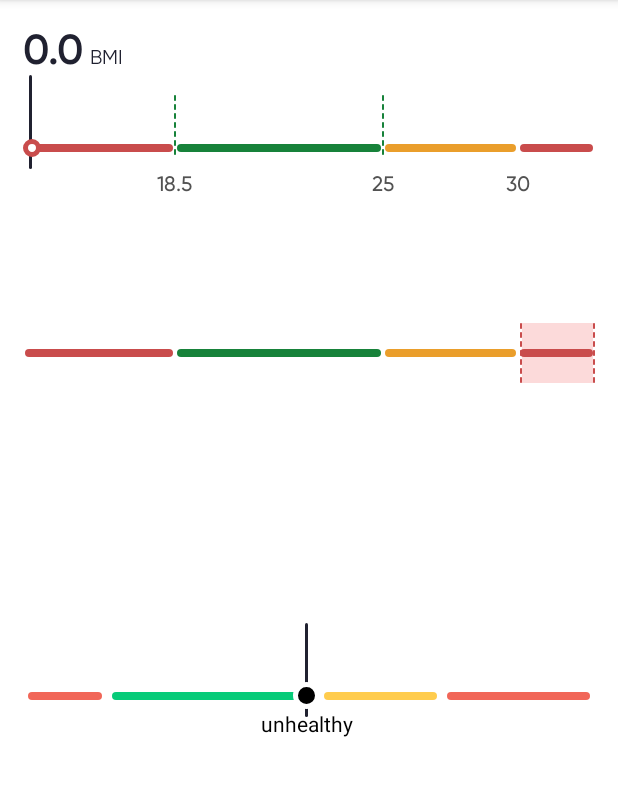
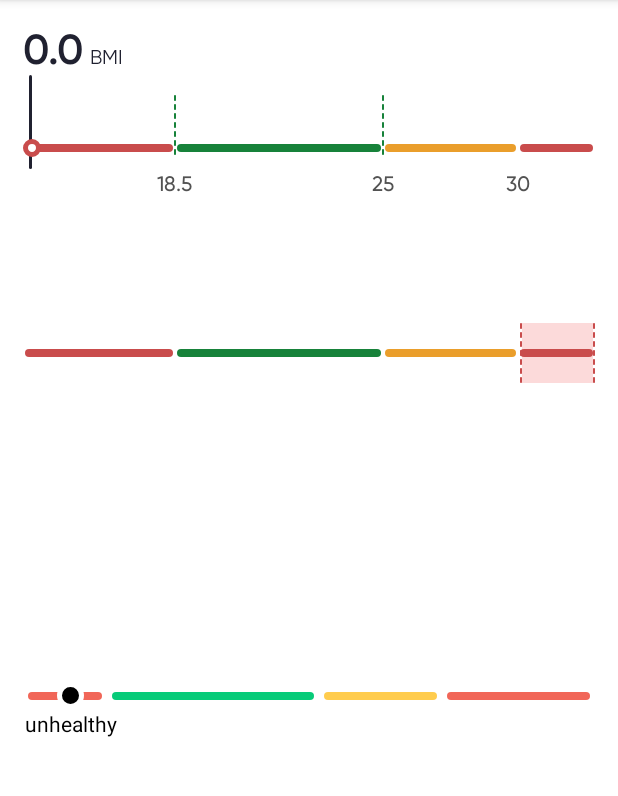
Before and after one commit to myDario/DarioBMIBar, an Android app: the screen it shows after launch (MainActivity), on a phone screen of 412 x 824 dp, the part 84-880 px from its top. Run offline under Robolectric (Android 15) with nearby library versions, the phone set to English and light mode, and no system bars.

```diff
--- a/app/src/main/java/com/labstyle/dariobmibarapp/MainActivity.kt
+++ b/app/src/main/java/com/labstyle/dariobmibarapp/MainActivity.kt
@@ -13,7 +13,7 @@ class MainActivity : AppCompatActivity() {
 
         findViewById<DarioBMIBar>(R.id.bmiBar).setBMIValue(0f)
         findViewById<DarioBMISections>(R.id.bmiSections).setBMIValue(30.5f)
-        findViewById<DarioBMIDotIndicator>(R.id.bmiDotIndicator).setBMIValue(24.9f)
+        findViewById<DarioBMIDotIndicator>(R.id.bmiDotIndicator).setBMIValue(12f)
     }
 }
 //0.26545453
--- a/dariobmibar/src/main/java/com/labstyle/dariobmibar/DarioBMIDotIndicator.kt
+++ b/dariobmibar/src/main/java/com/labstyle/dariobmibar/DarioBMIDotIndicator.kt
@@ -45,8 +45,8 @@ class DarioBMIDotIndicator @JvmOverloads constructor(
         val constraintSet = ConstraintSet()
         constraintSet.clone(parent)
 
-        println("hbias is  $bmi ==> ${calculateHBias(bmi)}")
         var hBias = calculateHBias(bmi)
+
         if (hBias > 0.985f) {
             hBias = 0.985f
         }
@@ -55,60 +55,39 @@ class DarioBMIDotIndicator @JvmOverloads constructor(
         }
 
         constraintSet.setHorizontalBias(R.id.selectionLineIndicator, hBias)
+        constraintSet.clear(R.id.bmiText, ConstraintSet.START)
+        constraintSet.clear(R.id.bmiText, ConstraintSet.END)
 
-        // bmi text
-//        constraintSet.clear(R.id.bmiValueText, ConstraintSet.START)
-//        constraintSet.clear(R.id.bmiValueText, ConstraintSet.END)
-//        constraintSet.clear(R.id.bmiValueUnitText, ConstraintSet.START)
-//        constraintSet.clear(R.id.bmiValueUnitText, ConstraintSet.END)
-//
-//        if (hBias > 0.85f) {
-//            constraintSet.connect(
-//                R.id.bmiValueUnitText,
-//                ConstraintSet.END,
-//                ConstraintSet.PARENT_ID,
-//                ConstraintSet.END
-//            )
-//            constraintSet.connect(
-//                R.id.bmiValueText,
-//                ConstraintSet.END,
-//                R.id.bmiValueUnitText,
-//                ConstraintSet.START
-//            )
-//        } else if (hBias < 0.08f) {
-//            constraintSet.connect(
-//                R.id.bmiValueText,
-//                ConstraintSet.START,
-//                ConstraintSet.PARENT_ID,
-//                ConstraintSet.START
-//            )
-//            constraintSet.connect(
-//                R.id.bmiValueUnitText,
-//                ConstraintSet.START,
-//                R.id.bmiValueText,
-//                ConstraintSet.END
-//            )
-//        } else {
-//            constraintSet.connect(
-//                R.id.bmiValueText,
-//                ConstraintSet.START,
-//                R.id.selectionLineIndicator,
-//                ConstraintSet.START
-//            )
-//            constraintSet.connect(
-//                R.id.bmiValueText,
-//                ConstraintSet.END,
-//                R.id.selectionLineIndicator,
-//                ConstraintSet.END
-//            )
-//            constraintSet.connect(
-//                R.id.bmiValueUnitText,
-//                ConstraintSet.START,
-//                R.id.bmiValueText,
-//                ConstraintSet.END
-//            )
-//        }
-//
+        if (hBias > 0.85f) {
+            constraintSet.connect(
+                R.id.bmiText,
+                ConstraintSet.END,
+                R.id.circleIndicator,
+                ConstraintSet.START
+            )
+        } else if (hBias < 0.08f) {
+            // Position bmiText to the left
+            constraintSet.connect(
+                R.id.bmiText,
+                ConstraintSet.START,
+                R.id.circleIndicator,
+                ConstraintSet.END
+            )
+        } else {
+            constraintSet.connect(
+                R.id.bmiText,
+                ConstraintSet.START,
+                R.id.selectionLineIndicator,
+                ConstraintSet.START
+            )
+            constraintSet.connect(
+                R.id.bmiText,
+                ConstraintSet.END,
+                R.id.selectionLineIndicator,
+                ConstraintSet.END
+            )
+        }
+
         constraintSet.applyTo(parent)
 
         val circleBg =
@@ -128,14 +107,17 @@ class DarioBMIDotIndicator @JvmOverloads constructor(
                 val factor = bmi / 18.5f
                 0.01f + factor * (0.12f - 0.01f)
             }
+
             bmi >= 18.5f && bmi < 25.0f -> {
                 val factor = (bmi - 18.5f) / (25.0f - 18.5f)
                 0.17f + factor * (0.50f - 0.17f)
             }
+
             bmi >= 25.0f && bmi < 30.0f -> {
                 val factor = (bmi - 25.0f) / (30.0f - 25.0f)
                 0.54f + factor * (0.71f - 0.54f)
             }
+
             else -> {
                 val factor = (bmi - 30.0f) / (40.0f - 30.0f)
                 0.76f + factor * (0.985f - 0.76f)
--- a/dariobmibar/src/main/res/layout/dario_bmi_dot_indicator.xml
+++ b/dariobmibar/src/main/res/layout/dario_bmi_dot_indicator.xml
@@ -122,7 +122,7 @@
             android:id="@+id/selectionLineIndicator"
             android:layout_width="wrap_content"
             android:layout_height="wrap_content"
-            android:visibility="visible"
+            android:visibility="invisible"
             app:layout_constraintHorizontal_bias="0.76"
             android:src="@drawable/bmi_selected_indicator"
             app:layout_constraintStart_toStartOf="parent"
```
